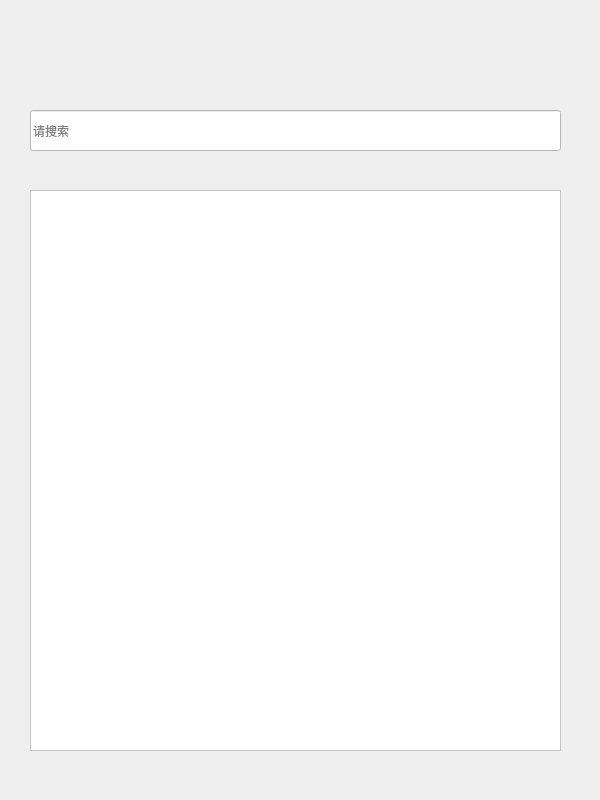
Above: search_window.ui from DaRK-52/bilibiliPlayer before the change. Below: the same form after it.
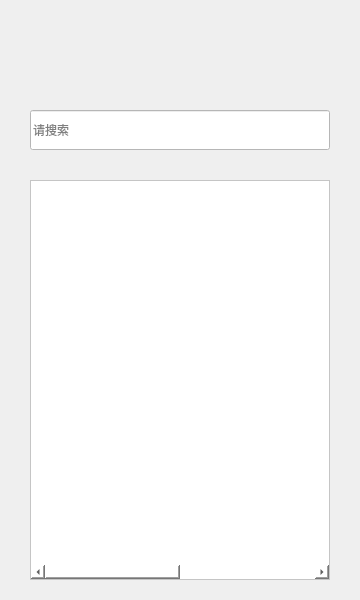
That is the form after the change. Icons and pictures are not drawn.

What changed in the file:
```diff
--- a/search_window.ui
+++ b/search_window.ui
@@ -6,8 +6,8 @@
    <rect>
     <x>0</x>
     <y>0</y>
-    <width>600</width>
-    <height>800</height>
+    <width>360</width>
+    <height>600</height>
    </rect>
   </property>
   <property name="windowTitle">
@@ -22,8 +22,8 @@
      <rect>
       <x>30</x>
       <y>110</y>
-      <width>531</width>
-      <height>41</height>
+      <width>300</width>
+      <height>40</height>
      </rect>
     </property>
     <property name="autoFillBackground">
@@ -40,9 +40,9 @@
     <property name="geometry">
      <rect>
       <x>30</x>
-      <y>190</y>
-      <width>531</width>
-      <height>561</height>
+      <y>180</y>
+      <width>300</width>
+      <height>400</height>
      </rect>
     </property>
     <property name="styleSheet">
@@ -87,14 +87,32 @@
    <widget class="QPushButton" name="change_page_button">
     <property name="geometry">
      <rect>
-      <x>0</x>
-      <y>30</y>
-      <width>91</width>
-      <height>41</height>
+      <x>270</x>
+      <y>36</y>
+      <width>48</width>
+      <height>48</height>
      </rect>
     </property>
-    <property name="styleSheet">
-     <string notr="true"/>
+    <property name="sizePolicy">
+     <sizepolicy hsizetype="Fixed" vsizetype="Fixed">
+      <horstretch>0</horstretch>
+      <verstretch>0</verstretch>
+     </sizepolicy>
+    </property>
+    <property name="minimumSize">
+     <size>
+      <width>48</width>
+      <height>48</height>
+     </size>
+    </property>
+    <property name="maximumSize">
+     <size>
+      <width>48</width>
+      <height>48</height>
+     </size>
+    </property>
+    <property name="toolTip">
+     <string>下载当前播放歌曲</string>
     </property>
     <property name="text">
      <string/>
@@ -105,8 +123,8 @@
     </property>
     <property name="iconSize">
      <size>
-      <width>30</width>
-      <height>30</height>
+      <width>48</width>
+      <height>48</height>
      </size>
     </property>
     <property name="flat">
```
Left out of the diff: 39 changed lines with no effect on the pictures.
